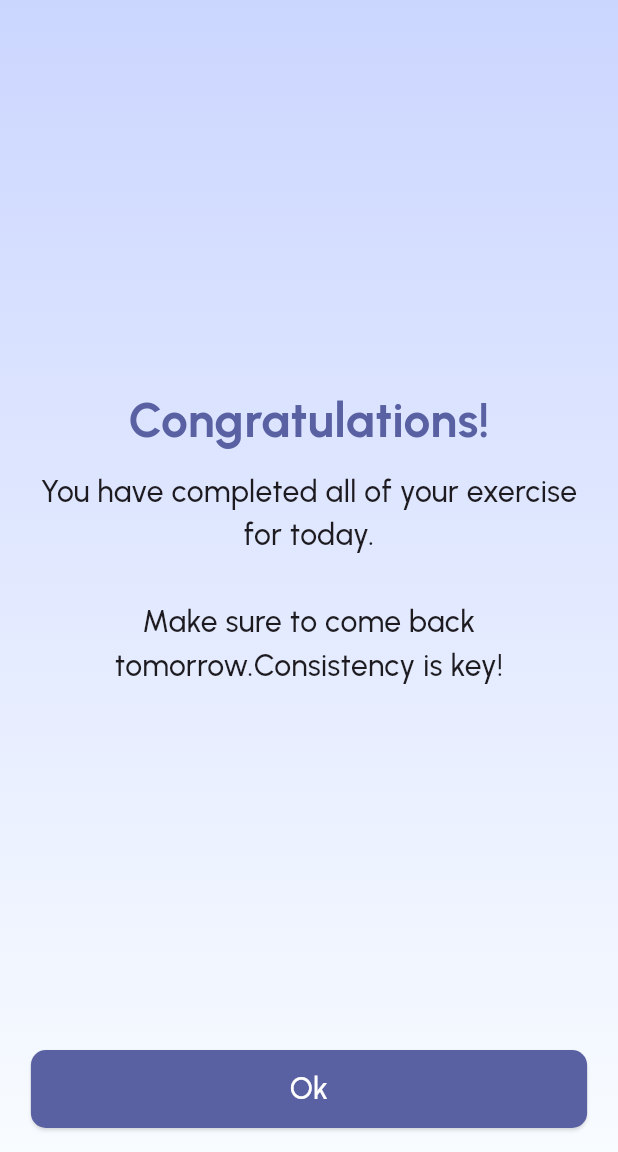
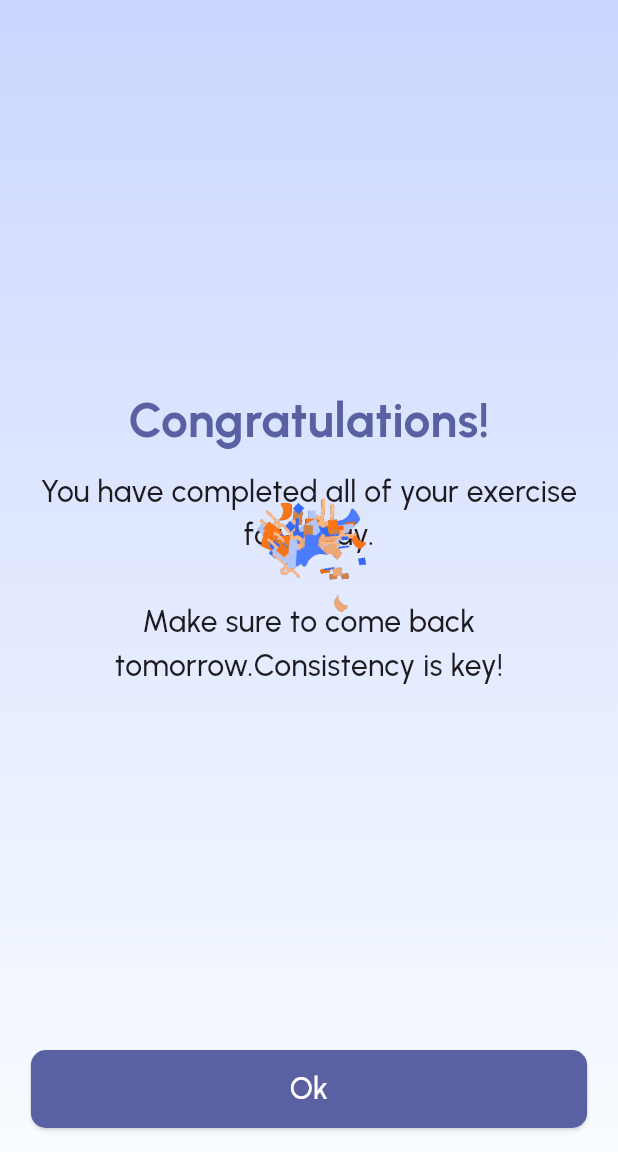
Before and after one commit to yash3497/ripple-app, a Flutter app: the CongratulationScreen screen opened directly, on a phone screen of 412 x 824 dp, the part 84-1236 px from its top. Run offline on Flutter 3.47's test engine with Material 3 defaults, Android fonts, the phone set to English and light mode, and no system bars; our stand-ins replace carousel_slider, fl_chart, fluttertoast, get, get_storage, pinput and 2 more; missing offline and left inert: simple_progress_indicators; accounts and stored records are empty.

Commit message:
add animation gif

```diff
--- a/lib/app/modules/balance_testing/views/congratulation_screen.dart
+++ b/lib/app/modules/balance_testing/views/congratulation_screen.dart
@@ -18,7 +18,9 @@ class CongratulationScreen extends StatelessWidget {
         isSteadyStep: true,
       ),
       body: CustomGradientBackground(
-          child: Column(
+          child: Stack(
+        children: [
+          Column(
             mainAxisAlignment: MainAxisAlignment.spaceBetween,
             children: [
               SizedBox(),
@@ -48,6 +50,11 @@ class CongratulationScreen extends StatelessWidget {
                 bgColor: AppColor.steadyTextColor,
               )
             ],
+          ),
+          Align(
+              alignment: Alignment.center,
+              child: Image.asset("assets/images/congratulation.gif")),
+        ],
       )),
     );
   }
--- a/lib/app/modules/balance_testing/views/well_done_screen.dart
+++ b/lib/app/modules/balance_testing/views/well_done_screen.dart
@@ -27,11 +27,12 @@ class WellDoneScreen extends GetView<BalanceTestingController> {
         appBar: const CommanAppbar(isSteadyStep: true),
         body: CustomGradientBackground(
             child: Column(
-          crossAxisAlignment: CrossAxisAlignment.start,
+          crossAxisAlignment: CrossAxisAlignment.center,
           mainAxisAlignment: MainAxisAlignment.spaceBetween,
           children: [
             addVerticalSpace(10),
             Column(
+              crossAxisAlignment: CrossAxisAlignment.center,
               children: [
                 AppTextWidget(
                   text: "Well Done!",
```
Also changed, not shown: lib/app/modules/steady_steps_onboarding/views/steady_steps_onboarding_view.dart (+11 -3 lines), assets/images/congratulation.gif (added), 1 other file. Lines whose indentation alone changed are shown as unchanged.
